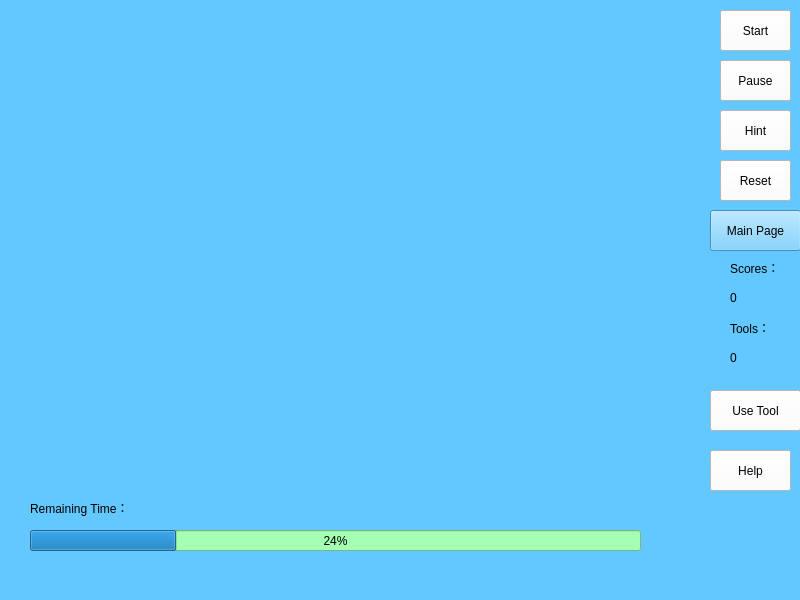
The window that relaxedmodewindow.ui (hero919/ImagesMatching) describes before a commit, drawn with Qt 5.
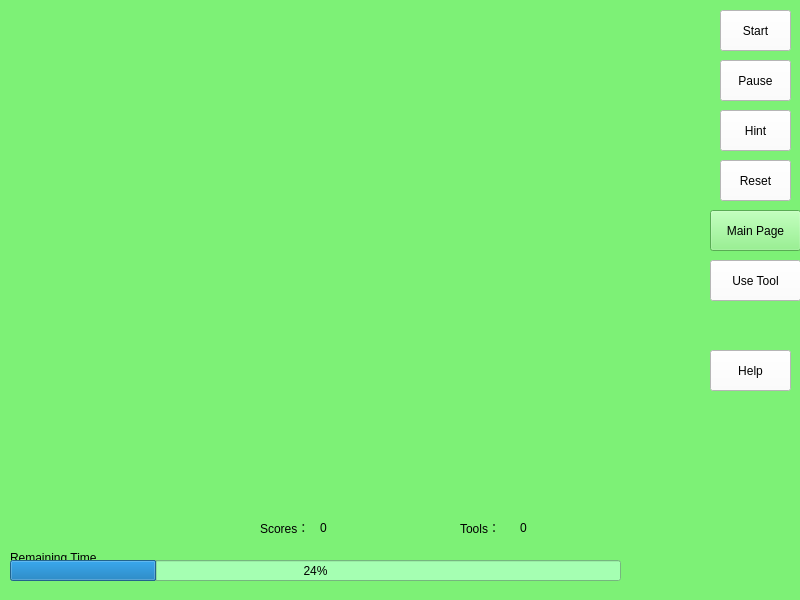
The same window after the commit. Icons and pictures are not drawn.

What changed in the file:
```diff
--- a/relaxedmodewindow.ui
+++ b/relaxedmodewindow.ui
@@ -435,7 +435,7 @@
    <string>MainWindow</string>
   </property>
   <property name="styleSheet">
-   <string notr="true">background-color: rgb(99, 200, 255);</string>
+   <string notr="true">background-image: url(:/images/res/bkg1.jpg);</string>
   </property>
   <widget class="QWidget" name="centralwidget">
    <widget class="QWidget" name="picWidget" native="true">
@@ -522,7 +522,7 @@
     <property name="geometry">
      <rect>
       <x>710</x>
-      <y>390</y>
+      <y>260</y>
       <width>91</width>
       <height>41</height>
      </rect>
@@ -538,7 +538,7 @@
     <property name="geometry">
      <rect>
       <x>710</x>
-      <y>450</y>
+      <y>350</y>
       <width>81</width>
       <height>41</height>
      </rect>
@@ -553,8 +553,8 @@
    <widget class="QLabel" name="label">
     <property name="geometry">
      <rect>
-      <x>730</x>
-      <y>260</y>
+      <x>260</x>
+      <y>520</y>
       <width>59</width>
       <height>16</height>
      </rect>
@@ -569,8 +569,8 @@
    <widget class="QLabel" name="label_2">
     <property name="geometry">
      <rect>
-      <x>730</x>
-      <y>290</y>
+      <x>320</x>
+      <y>520</y>
       <width>61</width>
       <height>16</height>
      </rect>
@@ -585,21 +585,21 @@
    <widget class="QLabel" name="label_3">
     <property name="geometry">
      <rect>
-      <x>30</x>
-      <y>500</y>
+      <x>10</x>
+      <y>550</y>
       <width>121</width>
       <height>16</height>
      </rect>
     </property>
     <property name="text">
-     <string>Remaining Time：</string>
+     <string>Remaining Time</string>
     </property>
    </widget>
    <widget class="QProgressBar" name="progressBar">
     <property name="geometry">
      <rect>
-      <x>30</x>
-      <y>530</y>
+      <x>10</x>
+      <y>560</y>
       <width>611</width>
       <height>21</height>
      </rect>
@@ -614,8 +614,8 @@
    <widget class="QLabel" name="label_4">
     <property name="geometry">
      <rect>
-      <x>730</x>
-      <y>320</y>
+      <x>460</x>
+      <y>520</y>
       <width>59</width>
       <height>16</height>
      </rect>
@@ -627,8 +627,8 @@
    <widget class="QLabel" name="label_5">
     <property name="geometry">
      <rect>
-      <x>730</x>
-      <y>350</y>
+      <x>520</x>
+      <y>520</y>
       <width>61</width>
       <height>16</height>
      </rect>
```
